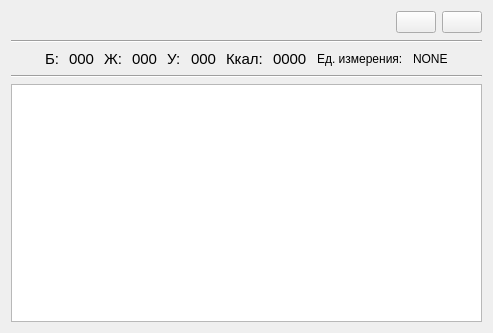
Before: the Qt Designer form project/forms/Product_info.ui in Galoev/nutritionist-helper, drawn with Qt 5.
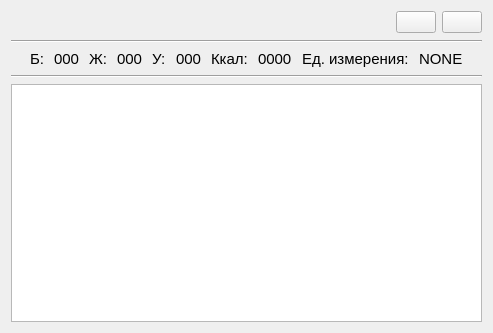
After: the same form once the commit is applied. Icons and pictures are not drawn.

Commit message: Исправление размера ед.из

Patch:
```diff
--- a/project/forms/Product_info.ui
+++ b/project/forms/Product_info.ui
@@ -201,6 +201,11 @@
       <layout class="QHBoxLayout" name="horizontalLayout_9">
        <item>
         <widget class="QLabel" name="label_unitsName">
+         <property name="font">
+          <font>
+           <pointsize>11</pointsize>
+          </font>
+         </property>
          <property name="text">
           <string>Ед. измерения:</string>
          </property>
@@ -208,6 +213,11 @@
        </item>
        <item>
         <widget class="QLabel" name="label_unitsType">
+         <property name="font">
+          <font>
+           <pointsize>11</pointsize>
+          </font>
+         </property>
          <property name="text">
           <string>NONE</string>
          </property>
```
